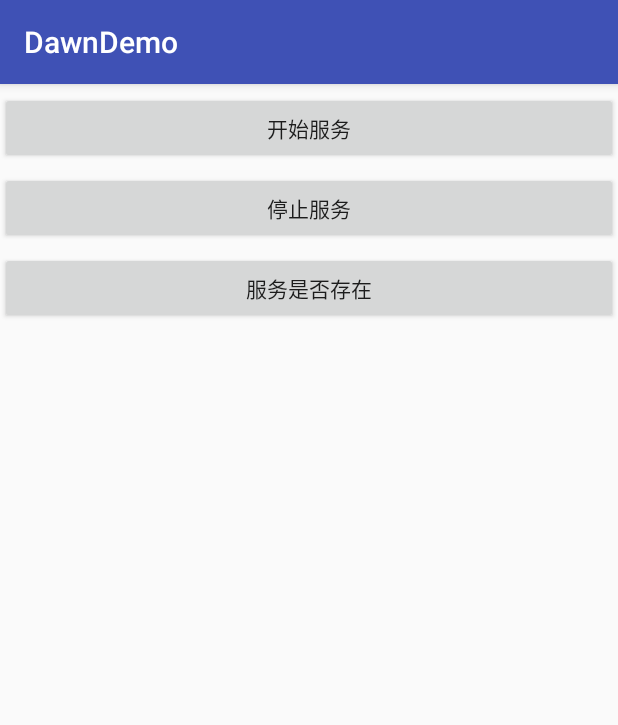
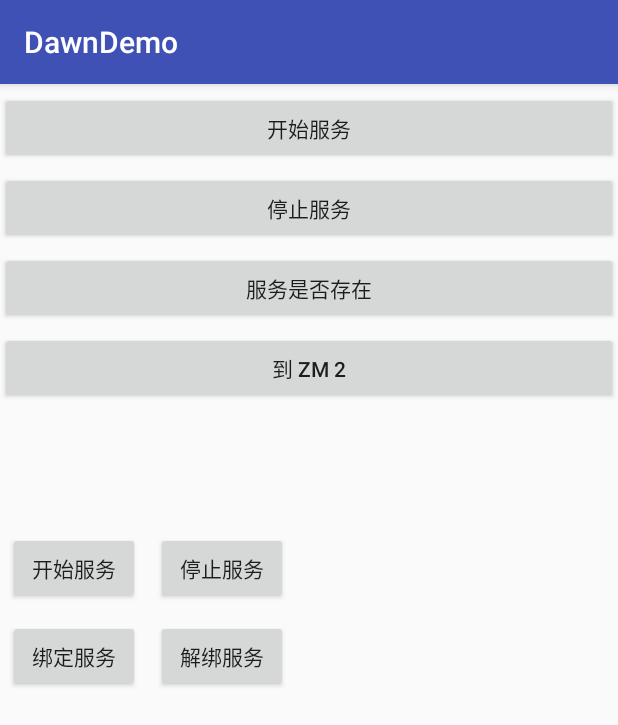
Before and after one commit to WDXSS/Dawn, an Android app: the ZMActivity screen opened directly, with no data from a screen before it, on a phone screen of 412 x 824 dp. Shown: the top 725 px of the screen. Run offline under Robolectric (Android 15) with nearby library versions, the phone set to English and light mode, and no system bars; our stand-ins replace ButterKnife.

Commit message:
优化回掉结构

```diff
--- a/app/src/main/AndroidManifest.xml
+++ b/app/src/main/AndroidManifest.xml
@@ -35,6 +35,7 @@
         <!-- 测试服务，回调 -->
         <service android:name=".ui.zmservice.ZMService"/>
         <activity android:name=".ui.zmservice.ZMActivity"/>
+        <activity android:name=".ui.zmservice.ZMActivityTest2"/>
 
     </application>
 <uses-permission android:name="android.permission.INTERNET"/>
--- a/app/src/main/java/com/dawndemo/ui/service/BindService.java
+++ b/app/src/main/java/com/dawndemo/ui/service/BindService.java
@@ -49,9 +49,9 @@ public class BindService extends Service {
         super.onDestroy();
         Log.i(TAG, "onDestroy: ");
 
-        Log.i(TAG, "onDestroy:Thread.name = " + mThreads.get(startService).getName() + ", mThread.isInterrupted() = " + mThreads.get(startService).isInterrupted());
-        Log.i(TAG, "onDestroy: Thread.name = " + mThreads.get(startService).getName() + ", mThread.isAlive() = " + mThreads.get(startService).isAlive());
-        mThreads.get(startService).interrupt();
+//        Log.i(TAG, "onDestroy:Thread.name = " + mThreads.get(startService).getName() + ", mThread.isInterrupted() = " + mThreads.get(startService).isInterrupted());
+//        Log.i(TAG, "onDestroy: Thread.name = " + mThreads.get(startService).getName() + ", mThread.isAlive() = " + mThreads.get(startService).isAlive());
+//        mThreads.get(startService).interrupt();
     }
 
     @Override
--- a/app/src/main/java/com/dawndemo/ui/zmservice/ZMActivity.java
+++ b/app/src/main/java/com/dawndemo/ui/zmservice/ZMActivity.java
@@ -1,5 +1,6 @@
 package com.dawndemo.ui.zmservice;
 
+import android.content.Intent;
 import android.os.Bundle;
 import android.support.annotation.Nullable;
 import android.util.Log;
@@ -9,7 +10,6 @@ import android.widget.TextView;
 
 import com.dawndemo.R;
 import com.dawndemo.base.BaseActivity;
-import com.dawndemo.base.UpdateService;
 import com.dawndemo.util.DateUtil;
 
 import java.util.ArrayList;
@@ -34,6 +34,14 @@ public class ZMActivity extends BaseActivity {
     Button mAliveService;
     @BindView(R.id.text)
     TextView mText;
+    @BindView(R.id.btn_start)
+    Button mBtnStart;
+    @BindView(R.id.btn_stop)
+    Button mBtnStop;
+    @BindView(R.id.bind_start)
+    Button mBindStart;
+    @BindView(R.id.unbind_stop)
+    Button mUnbindStop;
 
     private ServiceHelp mServiceHelper;
     private List<ImageBean> mData = new ArrayList<>();
@@ -62,14 +70,14 @@ public class ZMActivity extends BaseActivity {
             }
         });
         initData();
-
+        initServiceHelper();
     }
 
-    @OnClick({R.id.start_service, R.id.stop_service, R.id.alive})
+    @OnClick({R.id.start_service, R.id.stop_service, R.id.alive, R.id.to_zm2,R.id.btn_start, R.id.btn_stop, R.id.bind_start, R.id.unbind_stop})
     public void onViewClicked(View view) {
         switch (view.getId()) {
             case R.id.start_service:
-                initServiceHelper();
+                Log.i(TAG, "onViewClicked: start_service");
                 mServiceHelper.startService();
                 break;
             case R.id.stop_service:
@@ -78,14 +86,32 @@ public class ZMActivity extends BaseActivity {
             case R.id.alive:
                 mServiceHelper.isALive();
                 break;
-
+            case R.id.to_zm2:
+                Intent intent = new Intent(this, ZMActivityTest2.class);
+                startActivity(intent);
+                break;
+            case R.id.btn_start:
+                Intent start = new Intent(this, ZMService.class);
+                startService(start);
+                break;
+            case R.id.btn_stop:
+                Intent stop = new Intent(this, ZMService.class);
+                stopService(stop);
+                break;
+            case R.id.bind_start:
+                Intent bind = new Intent(this, ZMService.class);
+                bindService(bind,mServiceHelper.mConnection,BIND_AUTO_CREATE);
+                break;
+            case R.id.unbind_stop:
+                unbindService(mServiceHelper.mConnection);
+                break;
         }
     }
 
     @Override
     protected void onDestroy() {
+        mServiceHelper.onDestroy();
         super.onDestroy();
-        mServiceHelper.onDestroy();
     }
 
     private void initData() {
@@ -104,4 +130,6 @@ public class ZMActivity extends BaseActivity {
         mServiceHelper.setKey(key);
         mServiceHelper.setData(mData);
     }
+
+
 }
--- a/app/src/main/res/layout/activity_zm.xml
+++ b/app/src/main/res/layout/activity_zm.xml
@@ -26,6 +26,12 @@
         android:layout_marginTop="5dp"
         android:text="服务是否存在"/>
 
+    <Button
+        android:id="@+id/to_zm2"
+        android:layout_width="match_parent"
+        android:layout_height="wrap_content"
+        android:layout_marginTop="5dp"
+        android:text="到 zm 2"/>
 
 
     <TextView
@@ -35,4 +41,46 @@
         android:layout_marginTop="5dp"
         tools:text="显示回传数据"
         />
+    <TextView
+        android:layout_width="match_parent"
+        android:layout_height="wrap_content"
+        android:layout_marginTop="5dp"
+        tools:text="测试，两个activity同事绑定一个service"
+        />
+    <LinearLayout
+        android:layout_width="match_parent"
+        android:layout_height="wrap_content"
+        android:orientation="horizontal">
+
+        <Button
+            android:id="@+id/btn_start"
+            android:layout_width="wrap_content"
+            android:layout_height="wrap_content"
+            android:layout_margin="5dp"
+            android:text="开始服务"/>
+        <Button
+            android:id="@+id/btn_stop"
+            android:layout_width="wrap_content"
+            android:layout_height="wrap_content"
+            android:layout_margin="5dp"
+            android:text="停止服务"/>
+    </LinearLayout>
+    <LinearLayout
+        android:layout_width="match_parent"
+        android:layout_height="wrap_content"
+        android:orientation="horizontal">
+        <Button
+            android:id="@+id/bind_start"
+            android:layout_width="wrap_content"
+            android:layout_height="wrap_content"
+            android:layout_margin="5dp"
+            android:text="绑定服务"/>
+        <Button
+            android:id="@+id/unbind_stop"
+            android:layout_width="wrap_content"
+            android:layout_height="wrap_content"
+            android:layout_margin="5dp"
+            android:text="解绑服务"/>
+    </LinearLayout>
+
 </LinearLayout>
```
Also changed, not shown: app/src/main/java/com/dawndemo/base/UpdateService.java (+13 -10 lines), app/src/main/java/com/dawndemo/ui/service/StartService.java (+24 -6 lines), app/src/main/java/com/dawndemo/ui/zmservice/ServiceHelp.java (+10 -9 lines), app/src/main/java/com/dawndemo/ui/zmservice/ZMActivityTest2.java (added, +83 -0 lines), app/src/main/res/layout/activity_zm_test2.xml (added, +55 -0 lines).
